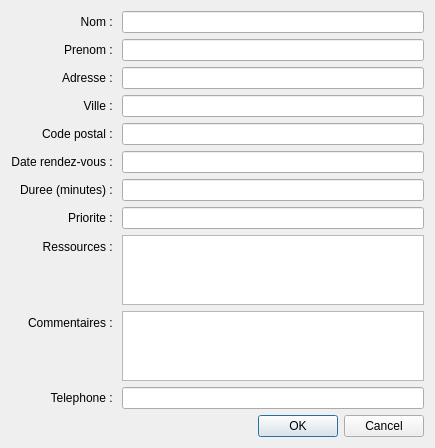
Qt form AppliQt/Vue/ajouterclientwindow.ui (JermanKell/PRJ_TP_Qt) before a commit.
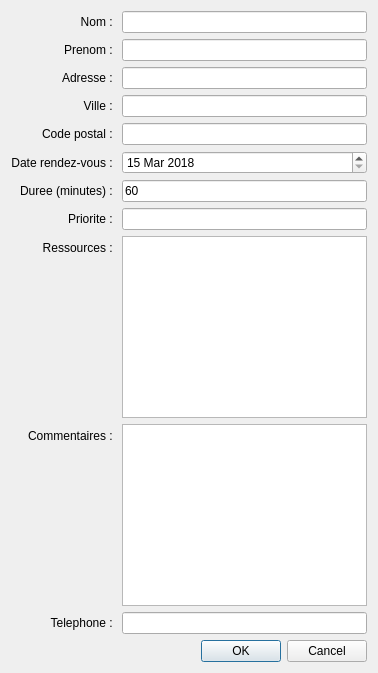
The same form after that commit.

Patch:
```diff
--- a/AppliQt/Vue/ajouterclientwindow.ui
+++ b/AppliQt/Vue/ajouterclientwindow.ui
@@ -6,8 +6,8 @@
    <rect>
     <x>0</x>
     <y>0</y>
-    <width>435</width>
-    <height>433</height>
+    <width>378</width>
+    <height>673</height>
    </rect>
   </property>
   <property name="windowTitle">
@@ -148,11 +148,21 @@
        </property>
       </widget>
      </item>
-     <item row="5" column="1">
-      <widget class="QLineEdit" name="lineEdit_DateRDV"/>
-     </item>
      <item row="6" column="1">
-      <widget class="QLineEdit" name="lineEdit_Duree"/>
+      <widget class="QLineEdit" name="lineEdit_Duree">
+       <property name="inputMethodHints">
+        <set>Qt::ImhNone</set>
+       </property>
+       <property name="text">
+        <string>60</string>
+       </property>
+       <property name="cursorPosition">
+        <number>2</number>
+       </property>
+       <property name="clearButtonEnabled">
+        <bool>false</bool>
+       </property>
+      </widget>
      </item>
      <item row="7" column="1">
       <widget class="QLineEdit" name="lineEdit_Priorite"/>
@@ -173,7 +183,34 @@
      <item row="10" column="1">
       <widget class="QLineEdit" name="lineEdit_Telephone">
        <property name="maxLength">
-        <number>12</number>
+        <number>10</number>
+       </property>
+      </widget>
+     </item>
+     <item row="5" column="1">
+      <widget class="QDateEdit" name="dateEdit_dateRDV">
+       <property name="maximumDateTime">
+        <datetime>
+         <hour>23</hour>
+         <minute>59</minute>
+         <second>59</second>
+         <year>2099</year>
+         <month>12</month>
+         <day>31</day>
+        </datetime>
+       </property>
+       <property name="minimumDateTime">
+        <datetime>
+         <hour>0</hour>
+         <minute>0</minute>
+         <second>0</second>
+         <year>2018</year>
+         <month>3</month>
+         <day>15</day>
+        </datetime>
+       </property>
+       <property name="currentSectionIndex">
+        <number>0</number>
        </property>
       </widget>
      </item>
```
